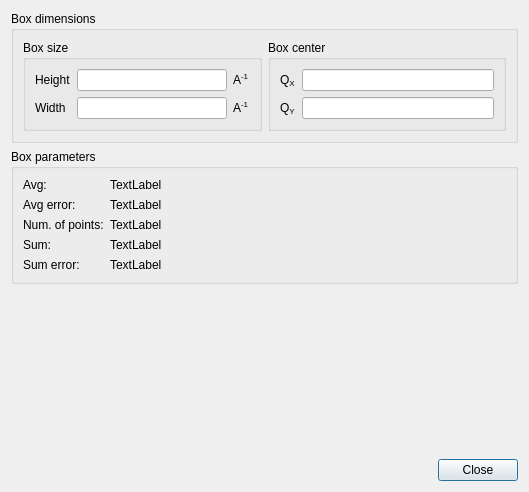
Qt form src/sas/qtgui/UI/BoxSumUI.ui (SasView/sasview) before a commit.
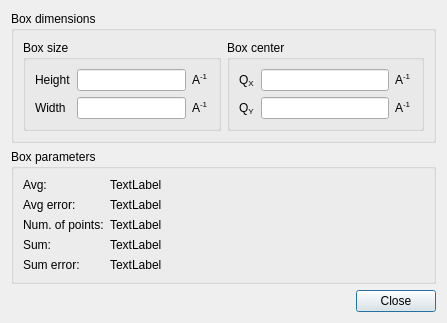
The same form after that commit. Icons and pictures are not drawn.

Commit message: Code review fixes to the BoxSum dialog

What changed in the file:
```diff
--- a/src/sas/qtgui/UI/BoxSumUI.ui
+++ b/src/sas/qtgui/UI/BoxSumUI.ui
@@ -6,8 +6,8 @@
    <rect>
     <x>0</x>
     <y>0</y>
-    <width>529</width>
-    <height>492</height>
+    <width>447</width>
+    <height>315</height>
    </rect>
   </property>
   <property name="sizePolicy">
@@ -29,10 +29,10 @@
      <property name="title">
       <string>Box dimensions</string>
      </property>
-     <layout class="QGridLayout" name="gridLayout_3">
+     <layout class="QGridLayout" name="gridLayout_4">
       <item row="0" column="0">
-       <layout class="QHBoxLayout" name="horizontalLayout">
-        <item>
+       <layout class="QGridLayout" name="gridLayout_3">
+        <item row="0" column="0">
          <widget class="QGroupBox" name="groupBox_4">
           <property name="title">
            <string>Box size</string>
@@ -89,7 +89,7 @@
           </layout>
          </widget>
         </item>
-        <item>
+        <item row="0" column="1">
          <widget class="QGroupBox" name="groupBox_2">
           <property name="title">
            <string>Box center</string>
@@ -112,6 +112,13 @@
              </property>
             </widget>
            </item>
+           <item row="0" column="2">
+            <widget class="QLabel" name="label_13">
+             <property name="text">
+              <string>&lt;html&gt;&lt;head/&gt;&lt;body&gt;&lt;p&gt;A&lt;span style=&quot; vertical-align:super;&quot;&gt;-1&lt;/span&gt;&lt;/p&gt;&lt;/body&gt;&lt;/html&gt;</string>
+             </property>
+            </widget>
+           </item>
            <item row="1" column="0">
             <widget class="QLabel" name="label_4">
              <property name="toolTip">
@@ -132,6 +139,13 @@
              </property>
             </widget>
            </item>
+           <item row="1" column="2">
+            <widget class="QLabel" name="label_12">
+             <property name="text">
+              <string>&lt;html&gt;&lt;head/&gt;&lt;body&gt;&lt;p&gt;A&lt;span style=&quot; vertical-align:super;&quot;&gt;-1&lt;/span&gt;&lt;/p&gt;&lt;/body&gt;&lt;/html&gt;</string>
+             </property>
+            </widget>
+           </item>
           </layout>
          </widget>
         </item>
```
